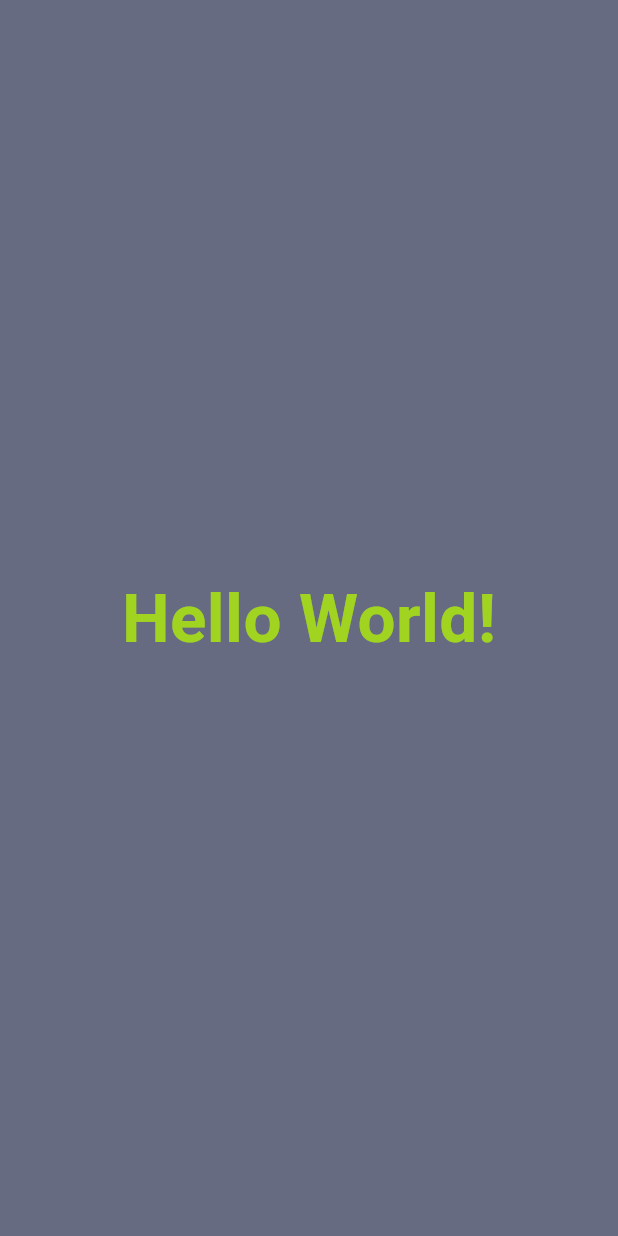
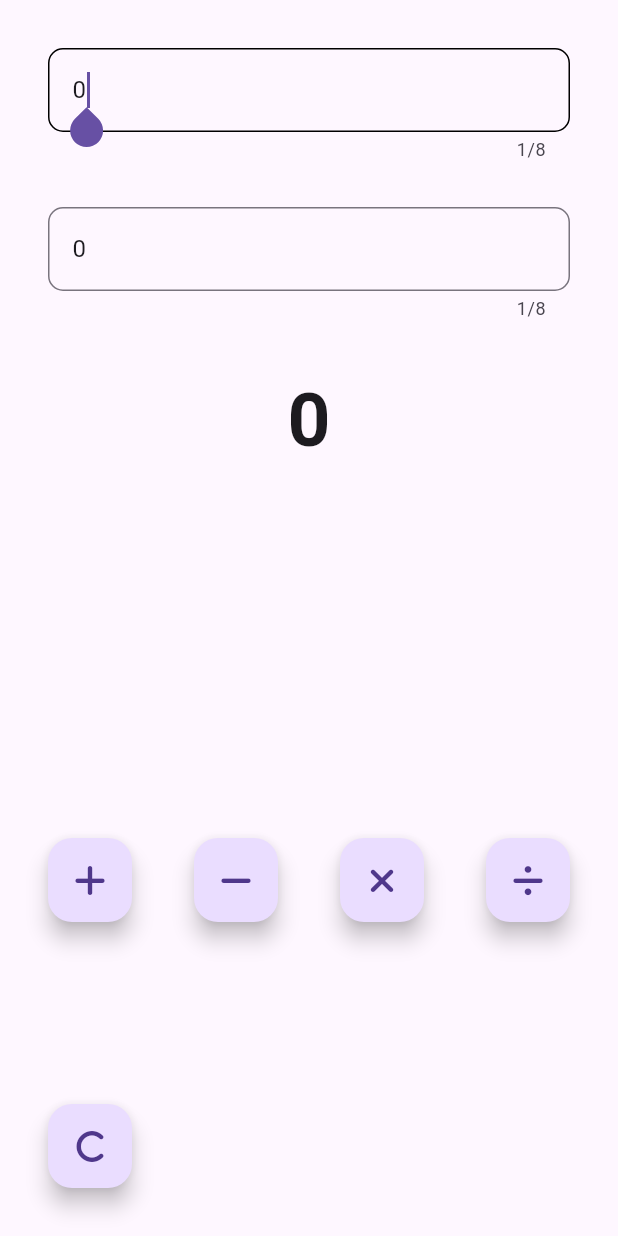
Before and after one commit to sankalpbarriar/Flutter, a Flutter app: the screen it shows after launch, on a phone screen of 412 x 824 dp. Run offline on Flutter 3.47's test engine with Material 3 defaults, Android fonts, the phone set to English and light mode, and no system bars; our stand-ins replace font_awesome_flutter.

Commit message:
Basic calculator proj1

```diff
--- a/lib/app/app.dart
+++ b/lib/app/app.dart
@@ -10,7 +10,7 @@ class MyApp extends StatelessWidget {
 
   @override
   Widget build(BuildContext context) {
-    return MaterialApp(
+    return const MaterialApp(
       title: "Flutter Learning",
       home: HomeView(),
     );
--- /dev/null
+++ b/lib/views/calculator_view.dart
@@ -0,0 +1,190 @@
+import 'package:flutter/material.dart';
+
+import 'package:font_awesome_flutter/font_awesome_flutter.dart';
+
+class CalculatorView extends StatefulWidget {
+  const CalculatorView({super.key});
+
+  @override
+  State<CalculatorView> createState() => _CalculatorViewState();
+}
+
+class _CalculatorViewState extends State<CalculatorView> {
+  int x = 0;
+  int y = 0;
+  num z = 0;
+  late final AppLifecycleListener _listener;
+
+  final displayOneController = TextEditingController();
+  final displayTwoController = TextEditingController();
+
+  @override
+  void initState() {
+    super.initState();
+    displayOneController.text = x.toString();
+    displayTwoController.text = y.toString();
+
+    _listener = AppLifecycleListener(
+      onShow: _onShow,
+      onHide: _onHide,
+      onResume: _onResume,
+      onDetach: _onDetach,
+      onInactive: _onInactive,
+      onPause: _onPause,
+      onRestart: _onRestart,
+      onStateChange: _onStateChanged,
+    );
+  }
+
+  void _onShow() => print("onShow Called");
+  void _onHide() => print("onHide Called");
+  void _onResume() => print("onReume Called");
+  void _onPause() => print("onPause Called");
+  void _onRestart() => print("onRestart Called");
+  void _onDetach() => print("onDetach Called");
+  void _onInactive() => print("onInactive Called");
+  void _onStateChanged(AppLifecycleState state) =>
+      print("onStateChange Called");
+
+  @override
+  void deactivate() {
+    displayOneController.dispose();
+    displayTwoController.dispose();
+    _listener.dispose();
+    super.deactivate();
+  }
+
+  @override
+  Widget build(BuildContext context) {
+    return Padding(
+      padding: const EdgeInsets.all(32.0),
+      child: Column(
+        children: [
+          //calculator Display:
+          CalculatorDisplay(
+              hint: "Enter First Number", controller: displayOneController),
+          const SizedBox(
+            height: 30,
+          ),
+
+          CalculatorDisplay(
+              hint: "Enter First Number", controller: displayTwoController),
+          const SizedBox(
+            height: 30,
+          ),
+          Text(
+            z.toString(),
+            style: TextStyle(
+              fontSize: 50,
+              fontWeight: FontWeight.bold,
+            ),
+          ),
+          const Spacer(),
+
+          const Spacer(
+            flex: 1,
+          ),
+          Row(
+            mainAxisAlignment: MainAxisAlignment.spaceBetween,
+            children: [
+              FloatingActionButton(
+                onPressed: () {
+                  setState(() {
+                    z = num.tryParse(displayOneController.text)! +
+                        num.tryParse(displayTwoController.text)!;
+                  });
+                },
+                child: const Icon(FontAwesomeIcons.plus),
+              ),
+              FloatingActionButton(
+                onPressed: () {
+                  setState(() {
+                    z = num.tryParse(displayOneController.text)! -
+                        num.tryParse(displayTwoController.text)!;
+                  });
+                },
+                child: const Icon(FontAwesomeIcons.minus),
+              ),
+              FloatingActionButton(
+                onPressed: () {
+                  setState(() {
+                    z = num.tryParse(displayOneController.text)! *
+                        num.tryParse(displayTwoController.text)!;
+                  });
+                },
+                child: const Icon(FontAwesomeIcons.xmark),
+              ),
+              FloatingActionButton(
+                onPressed: () {
+                  setState(() {
+                    z = num.tryParse(displayOneController.text)! /
+                        num.tryParse(displayTwoController.text)!;
+                  });
+                },
+                child: const Icon(FontAwesomeIcons.divide),
+              ),
+            ],
+          ),
+          const Spacer(),
+          Row(
+            mainAxisAlignment: MainAxisAlignment.spaceBetween,
+            children: [
+              FloatingActionButton(
+                onPressed: () {
+                  setState(() {
+                    x = 0;
+                    y = 0;
+                    z = 0;
+                    displayOneController.clear();
+                    displayTwoController.clear();
+                  });
+                },
+                child: const Icon(FontAwesomeIcons.c),
+              ),
+            ],
+          )
+          //expand
+          //caluator buttons
+        ],
+      ),
+    );
+  }
+}
+
+class CalculatorDisplay extends StatelessWidget {
+  const CalculatorDisplay({
+    super.key,
+    this.hint = "Enter a number",
+    required this.controller,
+  });
+  final String? hint;
+  final TextEditingController controller;
+
+  @override
+  Widget build(BuildContext context) {
+    return TextField(
+      controller: controller,
+      keyboardType: TextInputType.number,
+      maxLength: 8,
+      autofocus: true,
+      decoration: InputDecoration(
+          focusedBorder: OutlineInputBorder(
+            borderSide: const BorderSide(
+              color: Colors.black,
+            ),
+            borderRadius: BorderRadius.circular(10),
+          ),
+          border: OutlineInputBorder(
+            borderSide: const BorderSide(
+              color: Colors.black,
+              width: 3.0,
+            ),
+            borderRadius: BorderRadius.circular(10),
+          ),
+          hintText: "Enter a number",
+          hintStyle: const TextStyle(
+            color: Color.fromARGB(255, 14, 13, 13),
+          )),
+    );
+  }
+}
--- a/lib/views/home_view.dart
+++ b/lib/views/home_view.dart
@@ -1,21 +1,14 @@
 import 'package:flutter/material.dart';
+import 'package:flutter_application_1/views/calculator_view.dart';
 
 class HomeView extends StatelessWidget {
   const HomeView({super.key});
 
   @override
   Widget build(BuildContext context) {
-    return Material(
-      child: Container(
-          color: const Color.fromARGB(255, 102, 107, 130),
-          child: const Center(
-            child: Text("Hello World!",
-                style: TextStyle(
-                  fontSize: 45,
-                  color: Color.fromARGB(255, 161, 212, 33),
-                  fontWeight: FontWeight.bold,
-                )),
-          )),
-    );
+    return const Scaffold(
+        body: SafeArea(
+      child: CalculatorView(),
+    ));
   }
 }
--- a/pubspec.yaml
+++ b/pubspec.yaml
@@ -9,6 +9,7 @@ environment:
 dependencies:
   flutter:
     sdk: flutter
+  font_awesome_flutter: ^10.7.0
 
 dev_dependencies:
   flutter_test:
```
Also changed, not shown: pubspec.lock.
